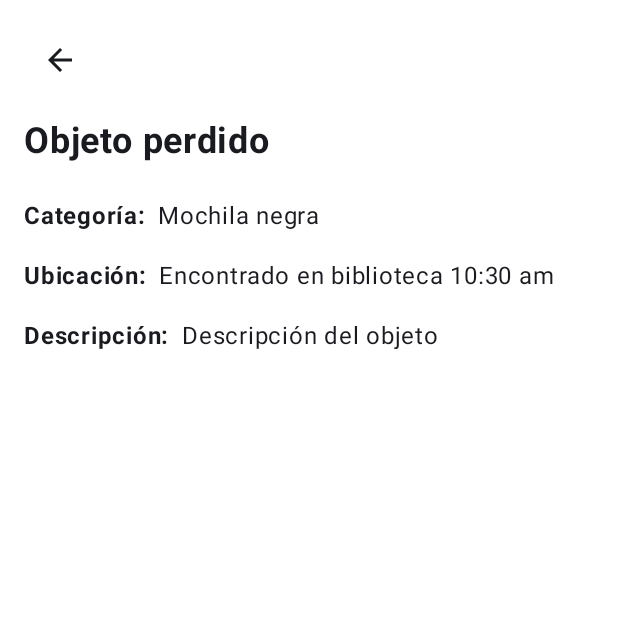
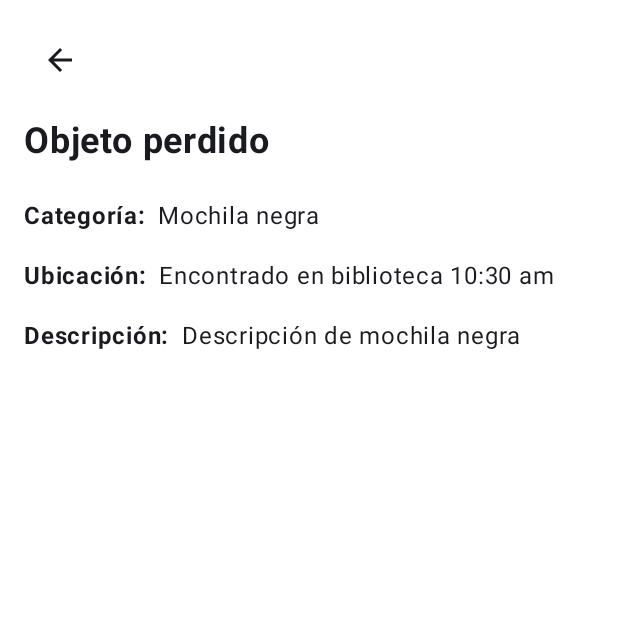
Before and after one commit to luispedrolira/FoundIt, an Android app built with Jetpack Compose: the HomeScreen screen opened through its navigation route, after a tap on "MÁS DETALLES →", on a phone screen of 412 x 824 dp, the top half of it. Run offline under Robolectric (Android 15) with nearby library versions, the phone set to English and light mode, and no system bars.

Commit message:
Added ViewModel

```diff
--- /dev/null
+++ b/app/src/main/java/com/luispedrolira/foundit/app/missingObject/MissingObjectViewModel.kt
@@ -0,0 +1,27 @@
+package com.luispedrolira.foundit.app.missingObject
+
+import androidx.lifecycle.ViewModel
+import kotlinx.coroutines.flow.MutableStateFlow
+import kotlinx.coroutines.flow.StateFlow
+
+data class MissingObjectState(
+    val category: String = "",
+    val location: String = "",
+    val description: String = ""
+)
+
+class MissingObjectViewModel : ViewModel() {
+
+    // Estado actual del objeto perdido
+    private val _missingObjectState = MutableStateFlow(MissingObjectState())
+    val missingObjectState: StateFlow<MissingObjectState> = _missingObjectState
+
+    // Actualizar los datos del objeto perdido
+    fun updateMissingObject(category: String, location: String, description: String) {
+        _missingObjectState.value = MissingObjectState(
+            category = category,
+            location = location,
+            description = description
+        )
+    }
+}
--- a/app/src/main/java/com/luispedrolira/foundit/app/missingObject/missingObjectScreen.kt
+++ b/app/src/main/java/com/luispedrolira/foundit/app/missingObject/missingObjectScreen.kt
@@ -5,27 +5,36 @@ import androidx.compose.material.icons.Icons
 import androidx.compose.material.icons.filled.ArrowBack
 import androidx.compose.material3.*
 import androidx.compose.runtime.Composable
+import androidx.compose.runtime.collectAsState
+import androidx.compose.runtime.getValue
 import androidx.compose.ui.Alignment
 import androidx.compose.ui.Modifier
 import androidx.compose.ui.text.font.FontWeight
-import androidx.compose.ui.tooling.preview.Preview
 import androidx.compose.ui.unit.dp
 import androidx.compose.ui.unit.sp
+import androidx.lifecycle.viewmodel.compose.viewModel
 
 @OptIn(ExperimentalMaterial3Api::class)
 @Composable
 fun MissingObjectScreen(
-    category: String = "Mochila",
-    location: String = "Biblioteca a las 10:30 am",
-    description: String = "Mochila de color negro",
-    onBackClick: () -> Unit
+    category: String,
+    location: String,
+    description: String,
+    onBackClick: () -> Unit,
+    viewModel: MissingObjectViewModel = viewModel()
 ) {
+    // Actualizar el estado con los parámetros recibidos
+    viewModel.updateMissingObject(category, location, description)
+
+    // Observar el estado del objeto perdido
+    val missingObjectState by viewModel.missingObjectState.collectAsState()
+
     Column(
         modifier = Modifier
             .fillMaxSize()
             .padding(16.dp)
     ) {
-        //Botón de regreso <-
+        // Botón de regreso <-
         IconButton(
             onClick = onBackClick,
             modifier = Modifier.size(48.dp)
@@ -36,7 +45,7 @@ fun MissingObjectScreen(
             )
         }
 
-        //título
+        // Título
         Text(
             text = "Objeto perdido",
             fontSize = 24.sp,
@@ -45,13 +54,13 @@ fun MissingObjectScreen(
                 .padding(top = 16.dp, bottom = 24.dp)
         )
 
-        //información del objeto
+        // Información del objeto
         Column(
             verticalArrangement = Arrangement.spacedBy(16.dp)
         ) {
-            InfoRow(label = "Categoría:", value = category)
-            InfoRow(label = "Ubicación:", value = location)
-            InfoRow(label = "Descripción:", value = description)
+            InfoRow(label = "Categoría:", value = missingObjectState.category)
+            InfoRow(label = "Ubicación:", value = missingObjectState.location)
+            InfoRow(label = "Descripción:", value = missingObjectState.description)
         }
     }
 }
@@ -78,13 +87,3 @@ private fun InfoRow(
         )
     }
 }
-
-@Preview(showBackground = true, showSystemUi = true)
-@Composable
-fun MissingObjectScreenPreview() {
-    MaterialTheme {
-        MissingObjectScreen(
-            onBackClick = {}
-        )
-    }
-}
--- a/app/src/main/java/com/luispedrolira/foundit/app/presentation/mainFlow/home/HomeScreen.kt
+++ b/app/src/main/java/com/luispedrolira/foundit/app/presentation/mainFlow/home/HomeScreen.kt
@@ -1,46 +1,59 @@
 package com.luispedrolira.foundit.app.home
 
 import androidx.compose.foundation.background
+import androidx.compose.foundation.layout.*
 import androidx.compose.foundation.clickable
-import androidx.compose.foundation.layout.*
 import androidx.compose.foundation.shape.CircleShape
 import androidx.compose.foundation.shape.RoundedCornerShape
 import androidx.compose.material.icons.Icons
 import androidx.compose.material.icons.filled.Home
 import androidx.compose.material.icons.filled.Person
-import androidx.compose.material.icons.filled.Search
 import androidx.compose.material3.*
-import androidx.compose.runtime.Composable
+import androidx.compose.runtime.*
 import androidx.compose.ui.Alignment
 import androidx.compose.ui.Modifier
 import androidx.compose.ui.graphics.Color
+import androidx.compose.ui.text.font.FontFamily
 import androidx.compose.ui.text.font.FontWeight
+import androidx.compose.ui.text.style.TextAlign
 import androidx.compose.ui.unit.dp
 import androidx.compose.ui.unit.sp
-import com.luispedrolira.foundit.app.presentation.mainFlow.home.HomeNavigation
-import androidx.compose.ui.tooling.preview.Preview
+import androidx.lifecycle.viewmodel.compose.viewModel
 import com.luispedrolira.foundit.R
 import androidx.compose.foundation.Image
 import androidx.compose.ui.res.painterResource
 import androidx.compose.ui.layout.ContentScale
-import androidx.compose.ui.text.font.FontFamily
-import androidx.compose.foundation.layout.fillMaxWidth
-import androidx.compose.ui.text.font.Font
-import androidx.compose.ui.text.style.TextAlign
+import com.luispedrolira.foundit.app.presentation.mainFlow.home.HomeNavigation
+import com.luispedrolira.foundit.app.presentation.mainFlow.home.HomeViewModel
+import com.luispedrolira.foundit.app.presentation.mainFlow.home.HomeUiState
+import com.luispedrolira.foundit.app.presentation.mainFlow.home.LostItem
+
 
 @Composable
 fun HomeScreen(
     onNavigate: (HomeNavigation) -> Unit,
-    onNavigateToMissingObject: (String, String, String) -> Unit
+    onNavigateToMissingObject: (String, String, String) -> Unit,
+    viewModel: HomeViewModel = viewModel()
 ) {
+    val uiState by viewModel.uiState.collectAsState()
+
     Column(
         modifier = Modifier
             .fillMaxSize()
             .padding(16.dp),
         verticalArrangement = Arrangement.SpaceBetween
     ) {
+        when (uiState) {
+            is HomeUiState.Loading -> {
+                Box(
+                    modifier = Modifier.fillMaxSize(),
+                    contentAlignment = Alignment.Center
+                ) {
+                    CircularProgressIndicator()
+                }
+            }
+            is HomeUiState.Success -> {
                 Column {
-            // Título superior
                     Text(
                         text = "¡Encuentra tus cosas perdidas!",
                         fontWeight = FontWeight.Medium,
@@ -52,7 +65,6 @@ fun HomeScreen(
                             .fillMaxWidth()
                             .padding(bottom = 8.dp)
                     )
-
 
                     Text(
                         text = "FoundIt",
@@ -70,18 +82,6 @@ fun HomeScreen(
                         modifier = Modifier.fillMaxWidth().height(150.dp)
                     )
 
-            // Categorías populares
-           /* Text(
-                text = "Categorías Populares",
-                fontWeight = FontWeight.Bold,
-                fontSize = 16.sp,
-                modifier = Modifier.padding(bottom = 8.dp)
-            )
-
-            PopularCategories(onNavigate)
-
-            Spacer(modifier = Modifier.height(16.dp)) */
-
                     // Objetos perdidos
                     Text(
                         text = "Objetos perdidos",
@@ -90,134 +90,61 @@ fun HomeScreen(
                         modifier = Modifier.padding(bottom = 10.dp)
                     )
 
-            LostItemsList(onNavigateToMissingObject)
+                    LostItemsList(
+                        items = (uiState as HomeUiState.Success).items,
+                        onNavigateToMissingObject = onNavigateToMissingObject
+                    )
                 }
-
-        // Barra de navegación inferior
+            }
+            is HomeUiState.Error -> {
+                Box(
+                    modifier = Modifier.fillMaxSize(),
+                    contentAlignment = Alignment.Center
+                ) {
+                    Text(
+                        text = (uiState as HomeUiState.Error).message,
+                        color = Color.Red,
+                        fontWeight = FontWeight.Bold
+                    )
+                }
+            }
+            else -> {
+                Box(
+                    modifier = Modifier.fillMaxSize(),
+                    contentAlignment = Alignment.Center
+                ) {
+                    Text(
+                        text = "Estado desconocido",
+                        color = Color.Gray,
+                        fontWeight = FontWeight.Bold
+                    )
+                }
+            }
+        }
         BottomNavigationBar(onNavigate)
     }
 }
 
 @Composable
-fun BottomNavigationBar(onNavigate: (HomeNavigation) -> Unit) {
-    Row(
-        modifier = Modifier
-            .fillMaxWidth()
-            .background(Color(0xFFF5F5F5), RoundedCornerShape(20.dp))
-            .padding(horizontal = 45.dp, vertical = 8.dp),
-        horizontalArrangement = Arrangement.SpaceBetween,
-        verticalAlignment = Alignment.CenterVertically
-    ) {
-        // Botón de Home
-        Box(
-            modifier = Modifier
-                .background(Color(0xFF4DB6AC), CircleShape) // Color turquesa
-                .padding(12.dp)
-                .clickable { onNavigate(HomeNavigation.Home) }
-        ) {
-            Row(verticalAlignment = Alignment.CenterVertically) {
-                Icon(
-                    imageVector = Icons.Default.Home,
-                    contentDescription = "Home",
-                    tint = Color.Black,
-                    modifier = Modifier.size(24.dp)
-                )
-                Spacer(modifier = Modifier.width(4.dp))
-                Text(text = "Home", color = Color.Black, fontSize = 14.sp)
-            }
-        }
-
-        // Botón de perfil
-        Box(
-            modifier = Modifier
-                .clickable { onNavigate(HomeNavigation.Profile) }
-        ) {
-            Row(verticalAlignment = Alignment.CenterVertically) {
-                Icon(
-                    imageVector = Icons.Default.Person,
-                    contentDescription = "Perfil",
-                    tint = Color.Black,
-                    modifier = Modifier.size(24.dp)
-                )
-                Spacer(modifier = Modifier.width(4.dp))
-            }
-        }
-    }
-}
-
-@Composable
-fun PopularCategories(onNavigate: (HomeNavigation) -> Unit) {
-    Row(
-        modifier = Modifier
-            .fillMaxWidth()
-            .padding(bottom = 8.dp),
-        horizontalArrangement = Arrangement.spacedBy(8.dp)
-    ) {
-        // Categorias populares con imagenes y navegación
-       // CategoryImage("Cargadores", R.drawable.cargadores) { onNavigate(HomeNavigation.Search("Cargadores")) }
-        //CategoryImage("Mochilas", R.drawable.mochila) { onNavigate(HomeNavigation.Search("Mochilas")) }
-    }
-}
-
-// DEBIDO A QUE YA NO SE UTILIZARÁ BARRA DE BUSQUEDA, ESTA FUNCIÓN SE ENCUENTRA DE MÁS.
-
-/*@Composable
-fun CategoryImage(title: String, imageRes: Int, onClick: () -> Unit) {
-    Box(
-        contentAlignment = Alignment.Center,
-        modifier = Modifier
-            .size(150.dp, 100.dp)
-            .background(Color(0xFF4DB6AC), RoundedCornerShape(10.dp))
-            .clickable { onClick() }
-            .padding(2.dp)
-    ) {
-        // Imagen en lugar de texto
-        Image(
-            painter = painterResource(id = imageRes),
-            contentDescription = title,
-            modifier = Modifier
-                .size(150.dp, 100.dp)
-                .clickable { onClick() }
-                .padding(6.dp),
-            contentScale = ContentScale.Crop
-        )
-        Text(
-            text = title,
-            color = Color.White,
-            fontSize = 16.sp,
-            fontWeight = FontWeight.Bold,
-            modifier = Modifier.align(Alignment.Center)
-        )
-    }
-}*/
-
-@Composable
 fun LostItemsList(
+    items: List<LostItem>,
     onNavigateToMissingObject: (String, String, String) -> Unit
 ) {
-    // Ejemplo de elementos de la lista de objetos perdidos
-    val items = listOf(
-        "Mochila negra" to "Encontrado en biblioteca 10:30 am",
-        "Audífonos Samsung" to "Encontrado en cafetería",
-        "Teléfono plegable" to "Encontrado en sala de estudio"
-    )
-
     Column(
         verticalArrangement = Arrangement.spacedBy(8.dp)
     ) {
         items.forEach { item ->
             LostItemBox(
-                title = item.first,
-                location = item.second,
+                title = item.title,
+                location = item.location,
                 onDetailsClick = {
-                    onNavigateToMissingObject(item.first, item.second, "Descripción del objeto")
+                    onNavigateToMissingObject(item.title, item.location, item.description)
                 }
             )
         }
     }
 }
 
-@OptIn(ExperimentalMaterial3Api::class)
 @Composable
 fun LostItemBox(
     title: String,
@@ -261,19 +188,54 @@ fun LostItemBox(
             colors = ButtonDefaults.buttonColors(containerColor = Color(0xFFFFA726)),
             shape = RoundedCornerShape(16.dp),
             elevation = ButtonDefaults.elevatedButtonElevation(4.dp)
-
         ) {
             Text(text = "MÁS DETALLES →", fontSize = 12.sp)
         }
     }
 }
 
-//Le pedí ayuda a chat que me generará un Preview
-@Preview(showBackground = true)
 @Composable
-fun HomeScreenPreview() {
-    HomeScreen(
-        onNavigate = { /* Handle navigation */ },
-        onNavigateToMissingObject = { _, _, _ -> /* Handle missing object navigation */ }
+fun BottomNavigationBar(onNavigate: (HomeNavigation) -> Unit) {
+    Row(
+        modifier = Modifier
+            .fillMaxWidth()
+            .background(Color(0xFFF5F5F5), RoundedCornerShape(20.dp))
+            .padding(horizontal = 45.dp, vertical = 8.dp),
+        horizontalArrangement = Arrangement.SpaceBetween,
+        verticalAlignment = Alignment.CenterVertically
+    ) {
+        // Botón de Home
+        Box(
+            modifier = Modifier
+                .background(Color(0xFF4DB6AC), CircleShape)
+                .padding(12.dp)
+                .clickable { onNavigate(HomeNavigation.Home) }
+        ) {
+            Row(verticalAlignment = Alignment.CenterVertically) {
+                Icon(
+                    imageVector = Icons.Default.Home,
+                    contentDescription = "Home",
+                    tint = Color.Black,
+                    modifier = Modifier.size(24.dp)
+                )
+                Spacer(modifier = Modifier.width(4.dp))
+                Text(text = "Home", color = Color.Black, fontSize = 14.sp)
+            }
+        }
+
+        // Botón de perfil
+        Box(
+            modifier = Modifier
+                .clickable { onNavigate(HomeNavigation.Profile) }
+        ) {
+            Row(verticalAlignment = Alignment.CenterVertically) {
+                Icon(
+                    imageVector = Icons.Default.Person,
+                    contentDescription = "Perfil",
+                    tint = Color.Black,
+                    modifier = Modifier.size(24.dp)
                 )
             }
+        }
+    }
+}
--- /dev/null
+++ b/app/src/main/java/com/luispedrolira/foundit/app/presentation/mainFlow/home/HomeViewModel.kt
@@ -0,0 +1,49 @@
+package com.luispedrolira.foundit.app.presentation.mainFlow.home
+
+import androidx.lifecycle.ViewModel
+import androidx.lifecycle.viewModelScope
+import kotlinx.coroutines.flow.MutableStateFlow
+import kotlinx.coroutines.flow.StateFlow
+import kotlinx.coroutines.launch
+
+data class LostItem(
+    val title: String,
+    val location: String,
+    val description: String
+)
+
+sealed class HomeUiState {
+    object Loading : HomeUiState()
+    data class Success(val items: List<LostItem>) : HomeUiState()
+    data class Error(val message: String) : HomeUiState()
+}
+
+class HomeViewModel : ViewModel() {
+
+    private val _uiState = MutableStateFlow<HomeUiState>(HomeUiState.Loading)
+    val uiState: StateFlow<HomeUiState> get() = _uiState
+
+    init {
+        fetchLostItems()
+    }
+
+    private fun fetchLostItems() {
+        viewModelScope.launch {
+            try {
+                // Simular una carga de datos (en producción, esto sería una llamada a API o base de datos)
+                _uiState.value = HomeUiState.Loading
+                kotlinx.coroutines.delay(1000) // Simular tiempo de carga
+
+                val items = listOf(
+                    LostItem("Mochila negra", "Encontrado en biblioteca 10:30 am", "Descripción de mochila negra"),
+                    LostItem("Audífonos Samsung", "Encontrado en cafetería", "Descripción de audífonos"),
+                    LostItem("Teléfono plegable", "Encontrado en sala de estudio", "Descripción del teléfono")
+                )
+
+                _uiState.value = HomeUiState.Success(items)
+            } catch (e: Exception) {
+                _uiState.value = HomeUiState.Error("Error al cargar los datos")
+            }
+        }
+    }
+}
```
Also changed, not shown: app/src/main/java/com/luispedrolira/foundit/app/missingObject/missingObjectNavigation.kt (+7 -1 lines). Lines whose indentation alone changed are shown as unchanged.
